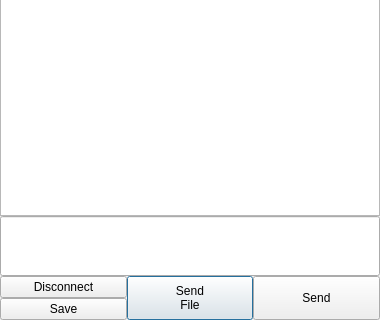
Old version of the form ui/chat-content.ui in the repository berndhs/egalite; both pictures show x 0 to 380 and y 280 to 600 of the 380 by 600 pixel window.
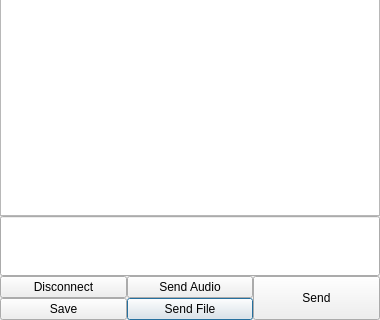
New version of the form. Icons and pictures are not drawn.

Commit message: start Short Audio Message (SAM) stuff

```diff
--- a/ui/chat-content.ui
+++ b/ui/chat-content.ui
@@ -48,7 +48,7 @@
        </property>
       </widget>
      </item>
-     <item row="0" column="1" rowspan="3">
+     <item row="1" column="2" rowspan="2">
       <widget class="QPushButton" name="sendFileButton">
        <property name="sizePolicy">
         <sizepolicy hsizetype="Minimum" vsizetype="MinimumExpanding">
@@ -57,12 +57,11 @@
         </sizepolicy>
        </property>
        <property name="text">
-        <string>Send
-File</string>
+        <string>Send File</string>
        </property>
       </widget>
      </item>
-     <item row="0" column="2" rowspan="3">
+     <item row="0" column="3" rowspan="3">
       <widget class="QPushButton" name="sendButton">
        <property name="sizePolicy">
         <sizepolicy hsizetype="Minimum" vsizetype="MinimumExpanding">
@@ -82,6 +81,13 @@
        </property>
       </widget>
      </item>
+     <item row="0" column="2">
+      <widget class="QPushButton" name="samButton">
+       <property name="text">
+        <string>Send Audio</string>
+       </property>
+      </widget>
+     </item>
     </layout>
    </item>
   </layout>
```
The commit also changes 6 other files.
